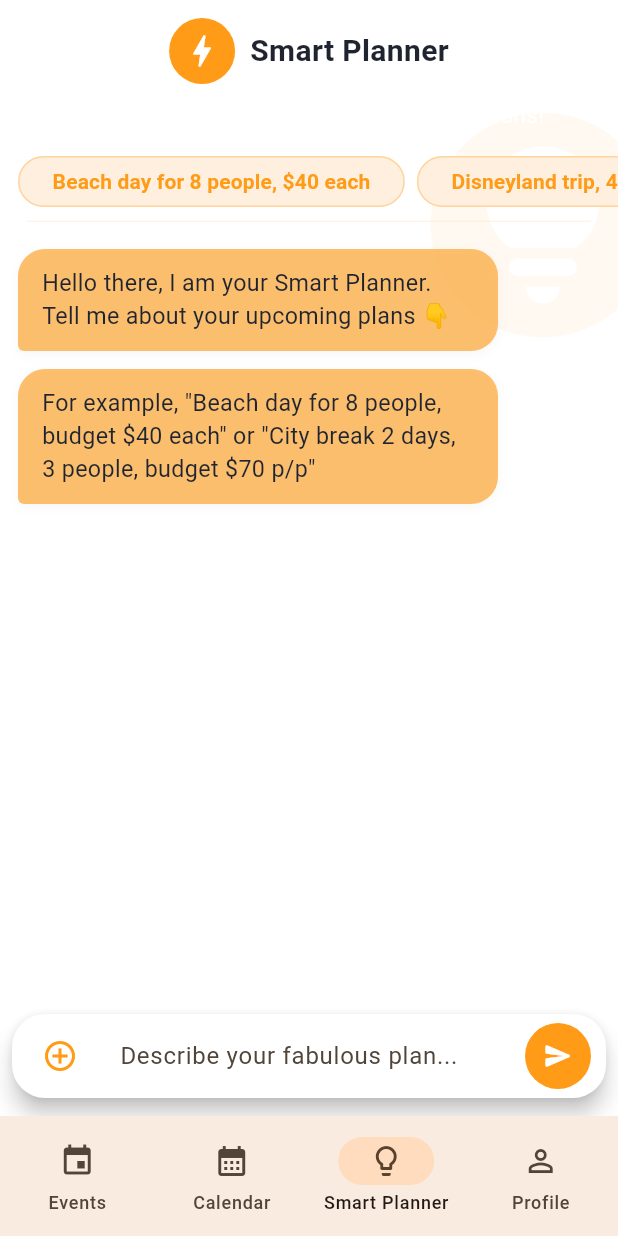
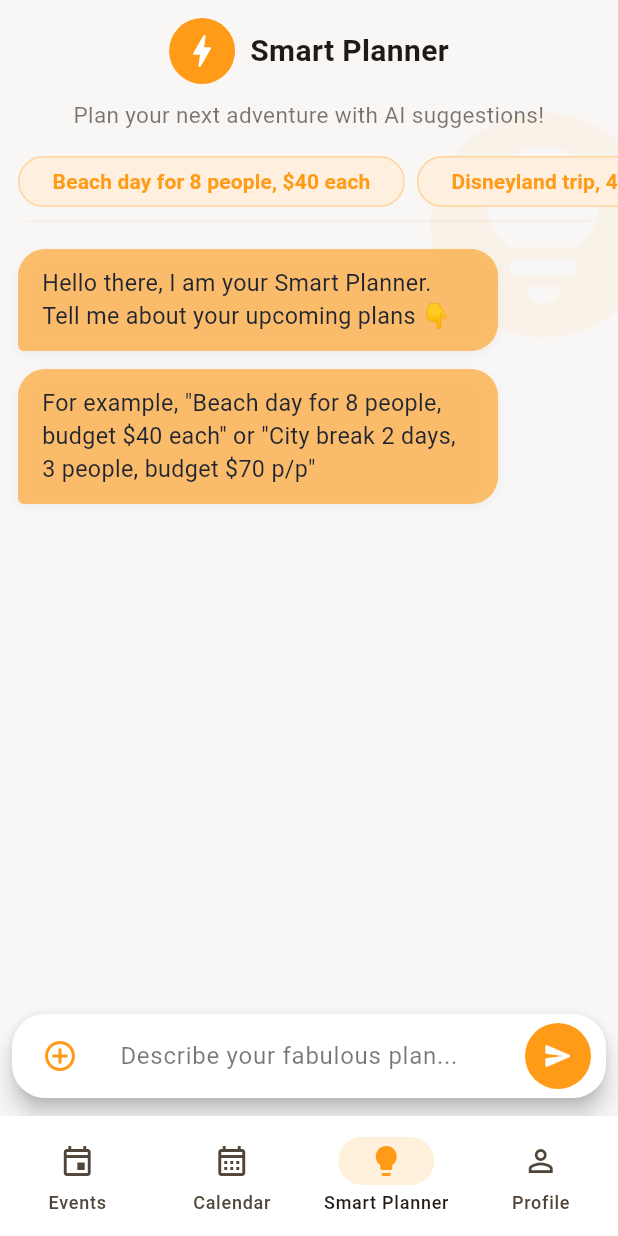
Before and after one commit to chriss212/link_up, a Flutter app: the SmartPlannerScreen screen opened by its route, on a phone screen of 412 x 824 dp. Run offline on Flutter 3.47's test engine with Material 3 defaults, Android fonts, the phone set to English and light mode, and no system bars; our stand-ins replace flutter_riverpod, go_router, table_calendar.

Commit message:
Hciedno ultimos cambiossss

```diff
--- a/lib/config/router/app_router.dart
+++ b/lib/config/router/app_router.dart
@@ -1,5 +1,7 @@
 import 'package:flutter/material.dart';
 import 'package:go_router/go_router.dart';
+import 'package:link_up/config/theme/app_colors.dart';
+import 'package:link_up/forgotPassword/forgot_password_screen.dart';
 import 'package:link_up/smartPlanner/smart_planner_screen.dart';
 
 import 'package:link_up/welcome/welcome_screen.dart';
@@ -20,8 +22,6 @@ import 'package:link_up/events/events_details_screen.dart';
 import 'package:link_up/events/new_events_screen.dart';
 
 import 'package:link_up/payments/payments_screen.dart';
-
-//import 'package:link_up/config/theme/app_colors.dart';
 
 final GoRouter appRouter = GoRouter(
   initialLocation: '/welcome',
@@ -58,11 +58,19 @@ final GoRouter appRouter = GoRouter(
                     ? 3
                     : 0;
 
+        // Detectar tema actual
+        final theme = Theme.of(context);
+        final isDark = theme.brightness == Brightness.dark;
+        final colorScheme = theme.colorScheme;
+
         return Scaffold(
-          backgroundColor: AppColors.surface,
+          backgroundColor: theme.scaffoldBackgroundColor,
           body: SafeArea(child: child),
           bottomNavigationBar: NavigationBar(
-            backgroundColor: AppColors.peach,
+            backgroundColor: isDark
+                ? colorScheme.surfaceContainer
+                : Colors.white,
+            indicatorColor: AppColors.orange.withOpacity(isDark ? 0.25 : 0.15),
             selectedIndex: index,
             onDestinationSelected: (i) {
               if (i == 0) context.goNamed(EventFeedScreen.name);
@@ -70,18 +78,37 @@ final GoRouter appRouter = GoRouter(
               if (i == 2) context.goNamed(SmartPlannerScreen.name);
               if (i == 3) context.goNamed(ProfileScreen.name);
             },
-            destinations: const [
-              NavigationDestination(icon: Icon(Icons.event), label: 'Events'),
+            destinations: [
               NavigationDestination(
-                icon: Icon(Icons.calendar_month),
+                icon: Icon(
+                  Icons.event_outlined,
+                  color: index == 0 ? AppColors.orange : colorScheme.onSurfaceVariant,
+                ),
+                selectedIcon: Icon(Icons.event, color: AppColors.orange),
+                label: 'Events',
+              ),
+              NavigationDestination(
+                icon: Icon(
+                  Icons.calendar_month_outlined,
+                  color: index == 1 ? AppColors.orange : colorScheme.onSurfaceVariant,
+                ),
+                selectedIcon: Icon(Icons.calendar_month, color: AppColors.orange),
                 label: 'Calendar',
               ),
               NavigationDestination(
-                icon: Icon(Icons.lightbulb_outline),
+                icon: Icon(
+                  Icons.lightbulb_outline,
+                  color: index == 2 ? AppColors.orange : colorScheme.onSurfaceVariant,
+                ),
+                selectedIcon: Icon(Icons.lightbulb, color: AppColors.orange),
                 label: 'Smart Planner',
               ),
               NavigationDestination(
-                icon: Icon(Icons.person_outline),
+                icon: Icon(
+                  Icons.person_outline,
+                  color: index == 3 ? AppColors.orange : colorScheme.onSurfaceVariant,
+                ),
+                selectedIcon: Icon(Icons.person, color: AppColors.orange),
                 label: 'Profile',
               ),
             ],
--- a/lib/smartPlanner/smart_planner_screen.dart
+++ b/lib/smartPlanner/smart_planner_screen.dart
@@ -28,13 +28,11 @@ class _SmartPlannerScreenState extends State<SmartPlannerScreen> {
     });
     _scrollToBottom();
 
-    // --- MOCK de respuesta del “asistente” ---
     await Future.delayed(const Duration(milliseconds: 600));
     final reply = _mockPlannerReply(text);
 
     setState(() {
       _messages.add(_Msg(role: Role.assistant, text: reply));
-      // Add the "Add trip to your feed" message with a button
       _messages.add(_Msg(role: Role.action, text: 'add_trip'));
       _sending = false;
     });
@@ -82,7 +80,7 @@ Plan: City break
 • Budget: \$70 per person
 
 Activities:
-• Walking tour of Fisherman’s Wharf
+• Walking tour of Fisherman's Wharf
 • Visit to a local museum
 • Chinatown food crawl
 • Golden Gate Park picnic
@@ -142,20 +140,37 @@ In total, the estimated cost is \$170, which is approximately \$21.25 per person
 
   @override
   Widget build(BuildContext context) {
+    // Detectar tema actual
+    final theme = Theme.of(context);
+    final isDark = theme.brightness == Brightness.dark;
+    final colorScheme = theme.colorScheme;
+
+    // Colores adaptativos
     final orange = AppColors.orange;
-    final surface = AppColors.surface;
-    final assistantBg = AppColors.peach.withOpacity(0.85);
+    final surface = theme.scaffoldBackgroundColor;
+    final textPrimary = colorScheme.onSurface;
+    final textSecondary = colorScheme.onSurface.withOpacity(0.6);
+
+    // Colores de mensajes según el tema
+    final assistantBg = isDark
+        ? colorScheme.surfaceContainerHighest
+        : AppColors.peach.withOpacity(0.85);
+    final userBg = orange.withOpacity(isDark ? 0.85 : 0.93);
+    final userTextColor = isDark ? Colors.white : Colors.white;
+    final assistantTextColor = isDark ? colorScheme.onSurface : AppColors.textDark;
 
     return Scaffold(
       backgroundColor: surface,
       body: Stack(
         children: [
-
           Positioned(
             top: 60,
             right: -40,
-            child: Icon(Icons.lightbulb_circle_rounded,
-                size: 180, color: AppColors.orange.withOpacity(0.06)),
+            child: Icon(
+              Icons.lightbulb_circle_rounded,
+              size: 180,
+              color: orange.withOpacity(isDark ? 0.04 : 0.06),
+            ),
           ),
           Column(
             children: [
@@ -167,8 +182,8 @@ In total, the estimated cost is \$170, which is approximately \$21.25 per person
                   children: [
                     CircleAvatar(
                       radius: 22,
-                      backgroundColor: AppColors.orange,
-                      child: Icon(Icons.bolt_rounded, color: Colors.white, size: 28),
+                      backgroundColor: orange,
+                      child: const Icon(Icons.bolt_rounded, color: Colors.white, size: 28),
                     ),
                     const SizedBox(width: 10),
                     Text(
@@ -176,7 +191,7 @@ In total, the estimated cost is \$170, which is approximately \$21.25 per person
                       style: TextStyle(
                         fontWeight: FontWeight.w700,
                         fontSize: 20,
-                        color: AppColors.textDark,
+                        color: textPrimary,
                       ),
                     ),
                   ],
@@ -187,7 +202,7 @@ In total, the estimated cost is \$170, which is approximately \$21.25 per person
                 child: Text(
                   "Plan your next adventure with AI suggestions!",
                   style: TextStyle(
-                    color: AppColors.textLight,
+                    color: textSecondary,
                     fontSize: 15,
                   ),
                   textAlign: TextAlign.center,
@@ -203,19 +218,22 @@ In total, the estimated cost is \$170, which is approximately \$21.25 per person
                     _SuggestionChip(
                       text: 'Beach day for 8 people, \$40 each',
                       onTap: _fillPrompt,
-                      color: AppColors.orange,
+                      color: orange,
+                      isDark: isDark,
                     ),
                     const SizedBox(width: 8),
                     _SuggestionChip(
                       text: 'Disneyland trip, 4 people, budget \$250 p/p',
                       onTap: _fillPrompt,
-                      color: AppColors.orange,
+                      color: orange,
+                      isDark: isDark,
                     ),
                     const SizedBox(width: 8),
                     _SuggestionChip(
                       text: 'City break 2 days, 3 people, budget \$70 p/p',
                       onTap: _fillPrompt,
-                      color: AppColors.orange,
+                      color: orange,
+                      isDark: isDark,
                     ),
                   ],
                 ),
@@ -225,7 +243,7 @@ In total, the estimated cost is \$170, which is approximately \$21.25 per person
                 child: Divider(
                   height: 1,
                   thickness: 1,
-                  color: AppColors.orange.withOpacity(0.10),
+                  color: orange.withOpacity(isDark ? 0.15 : 0.10),
                 ),
               ),
               // Messages
@@ -238,7 +256,6 @@ In total, the estimated cost is \$170, which is approximately \$21.25 per person
                     final m = _messages[i];
                     final isUser = m.role == Role.user;
                     if (m.role == Role.action && m.text == 'add_trip') {
-                      // Show the "Add trip to your feed" message with a button
                       return Padding(
                         padding: const EdgeInsets.symmetric(vertical: 18.0),
                         child: Center(
@@ -249,7 +266,7 @@ In total, the estimated cost is \$170, which is approximately \$21.25 per person
                                 style: TextStyle(
                                   fontWeight: FontWeight.w600,
                                   fontSize: 16,
-                                  color: AppColors.textDark,
+                                  color: textPrimary,
                                 ),
                               ),
                               const SizedBox(height: 10),
@@ -258,8 +275,8 @@ In total, the estimated cost is \$170, which is approximately \$21.25 per person
                                 icon: const Icon(Icons.add_location_alt_rounded),
                                 label: const Text("Add to Feed"),
                                 style: FilledButton.styleFrom(
-                                  backgroundColor: AppColors.orange,
-                                  foregroundColor: AppColors.surface,
+                                  backgroundColor: orange,
+                                  foregroundColor: Colors.white,
                                   shape: const StadiumBorder(),
                                   padding: const EdgeInsets.symmetric(horizontal: 24, vertical: 12),
                                 ),
@@ -276,9 +293,7 @@ In total, the estimated cost is \$170, which is approximately \$21.25 per person
                         padding: const EdgeInsets.symmetric(horizontal: 16, vertical: 12),
                         constraints: const BoxConstraints(maxWidth: 320),
                         decoration: BoxDecoration(
-                          color: isUser
-                              ? orange.withOpacity(0.93)
-                              : assistantBg,
+                          color: isUser ? userBg : assistantBg,
                           borderRadius: BorderRadius.only(
                             topLeft: const Radius.circular(18),
                             topRight: const Radius.circular(18),
@@ -287,7 +302,9 @@ In total, the estimated cost is \$170, which is approximately \$21.25 per person
                           ),
                           boxShadow: [
                             BoxShadow(
-                              color: AppColors.textDark.withOpacity(0.04),
+                              color: isDark
+                                  ? Colors.black.withOpacity(0.3)
+                                  : Colors.black.withOpacity(0.04),
                               blurRadius: 6,
                               offset: const Offset(0, 2),
                             ),
@@ -296,7 +313,7 @@ In total, the estimated cost is \$170, which is approximately \$21.25 per person
                         child: Text(
                           m.text,
                           style: TextStyle(
-                            color: isUser ? AppColors.surface : AppColors.textDark,
+                            color: isUser ? userTextColor : assistantTextColor,
                             fontSize: 15.5,
                           ),
                         ),
@@ -309,9 +326,9 @@ In total, the estimated cost is \$170, which is approximately \$21.25 per person
               Padding(
                 padding: const EdgeInsets.fromLTRB(8, 0, 8, 12),
                 child: Material(
-                  elevation: 6,
+                  elevation: isDark ? 4 : 6,
                   borderRadius: BorderRadius.circular(22),
-                  color: AppColors.surface,
+                  color: isDark ? const Color(0xFF1E1E1E) : Colors.white,
                   child: Padding(
                     padding: const EdgeInsets.symmetric(horizontal: 8, vertical: 4),
                     child: Row(
@@ -331,8 +348,10 @@ In total, the estimated cost is \$170, which is approximately \$21.25 per person
                             minLines: 1,
                             maxLines: 4,
                             textInputAction: TextInputAction.newline,
+                            style: TextStyle(color: textPrimary),
                             decoration: InputDecoration(
                               hintText: 'Describe your fabulous plan...',
+                              hintStyle: TextStyle(color: textSecondary),
                               border: InputBorder.none,
                               isDense: true,
                               contentPadding: const EdgeInsets.symmetric(horizontal: 8, vertical: 10),
@@ -345,14 +364,20 @@ In total, the estimated cost is \$170, which is approximately \$21.25 per person
                           onPressed: _sending ? null : _send,
                           style: FilledButton.styleFrom(
                             backgroundColor: orange,
-                            foregroundColor: AppColors.surface,
+                            foregroundColor: Colors.white,
                             shape: const StadiumBorder(),
                             minimumSize: const Size(44, 44),
                             padding: const EdgeInsets.symmetric(horizontal: 0),
                           ),
                           child: _sending
                               ? const SizedBox(
-                                  width: 16, height: 16, child: CircularProgressIndicator(strokeWidth: 2, color: Colors.white))
+                                  width: 16,
+                                  height: 16,
+                                  child: CircularProgressIndicator(
+                                    strokeWidth: 2,
+                                    color: Colors.white,
+                                  ),
+                                )
                               : const Icon(Icons.send_rounded, size: 20),
                         ),
                       ],
@@ -377,7 +402,14 @@ class _SuggestionChip extends StatelessWidget {
   final String text;
   final void Function(String) onTap;
   final Color color;
-  const _SuggestionChip({required this.text, required this.onTap, required this.color});
+  final bool isDark;
+
+  const _SuggestionChip({
+    required this.text,
+    required this.onTap,
+    required this.color,
+    required this.isDark,
+  });
 
   @override
   Widget build(BuildContext context) {
@@ -385,12 +417,15 @@ class _SuggestionChip extends StatelessWidget {
       label: Text(
         text,
         overflow: TextOverflow.ellipsis,
-        style: TextStyle(color: color, fontWeight: FontWeight.w600),
+        style: TextStyle(
+          color: color,
+          fontWeight: FontWeight.w600,
+        ),
       ),
       onPressed: () => onTap(text),
       shape: const StadiumBorder(),
-      backgroundColor: color.withOpacity(0.10),
-      side: BorderSide(color: color.withOpacity(0.18)),
+      backgroundColor: color.withOpacity(isDark ? 0.15 : 0.10),
+      side: BorderSide(color: color.withOpacity(isDark ? 0.25 : 0.18)),
       elevation: 0,
       padding: const EdgeInsets.symmetric(horizontal: 14, vertical: 6),
     );
--- a/lib/welcome/welcome_screen.dart
+++ b/lib/welcome/welcome_screen.dart
@@ -1,10 +1,5 @@
-// ignore_for_file: deprecated_member_use
-
 import 'package:flutter/material.dart';
 import 'package:go_router/go_router.dart';
-import 'package:link_up/config/theme/app_colors.dart';
-import 'package:link_up/shared/widgets/primary_button.dart';
-
 import 'package:link_up/login/login_screen.dart';
 import 'package:link_up/register/register_screen.dart';
 
@@ -119,9 +114,9 @@ class _WelcomeScreenState extends State<WelcomeScreen> with SingleTickerProvider
                       ),
                     ),
 
-                    const SizedBox(height: 40), // la sepacion del logo y el texto
+                    const SizedBox(height: 40), // la sepacion del logo y el tectp
 
-                    // Título + copy de linkup
+                    // Título + copy
                     FadeTransition(
                       opacity: _fadeAnimation,
                       child: SlideTransition(
```
